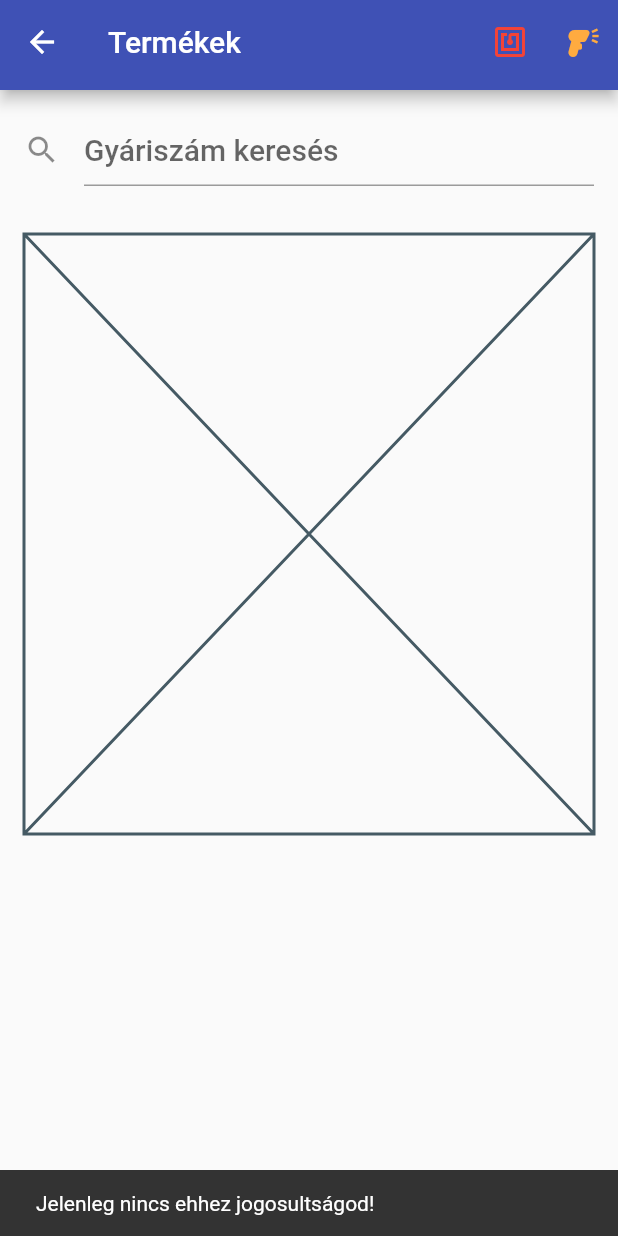
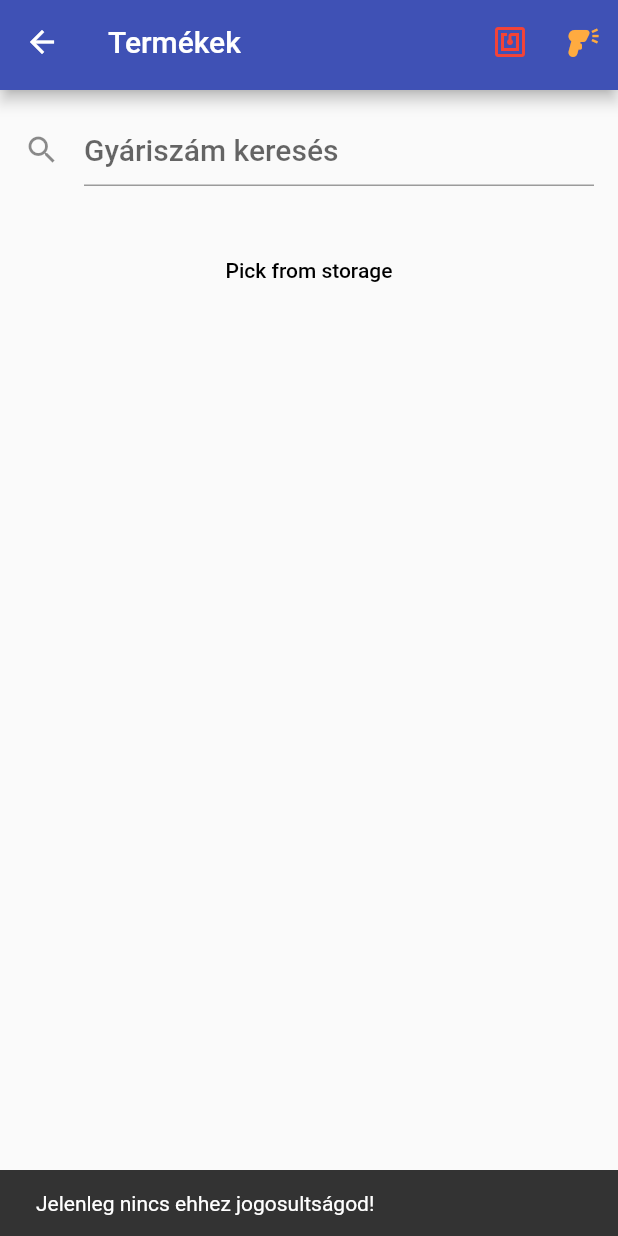
Before and after one commit to cohun/etar-q, a Flutter app: the ProductCategoryListPage screen opened by its route, on a phone screen of 412 x 824 dp. Run offline on Flutter 3.47's test engine with Material 2 defaults, Android fonts, the phone set to English and light mode, and no system bars; our stand-ins replace cloud_firestore, dropdown_button2, equatable, file_picker, firebase_auth, firebase_core and 4 more; missing offline and left inert: excel, firebase_ui_auth, firebase_ui_localizations; accounts and stored records are empty.

```diff
--- a/lib/src/features/products/products_list/product_category_list_page.dart
+++ b/lib/src/features/products/products_list/product_category_list_page.dart
@@ -1,9 +1,13 @@
+import 'dart:io';
+
 import 'package:etar_q/src/common_widgets/responsive_center.dart';
 import 'package:etar_q/src/constants/app_sizes.dart';
 import 'package:etar_q/src/constants/product_categories.dart';
 import 'package:etar_q/src/features/products/home_app_bar/home_app_bar.dart';
 import 'package:etar_q/src/features/products/products_list/products_grid.dart';
 import 'package:etar_q/src/features/products/products_list/products_search_text_field.dart';
+import 'package:excel/excel.dart';
+import 'package:file_picker/file_picker.dart';
 import 'package:flutter/material.dart';
 
 /// Shows the list of products with a search field at the top.
@@ -21,6 +25,7 @@ class _ProductCategoryListPageState extends State<ProductCategoryListPage> {
   // * This is needed because this page has a search field that the user can
   // * type into.
   final _scrollController = ScrollController();
+  var selectedExcel = Excel.createExcel();
 
   @override
   void initState() {
@@ -42,20 +47,61 @@ class _ProductCategoryListPageState extends State<ProductCategoryListPage> {
     }
   }
 
+  pickFile() async {
+    FilePickerResult? result = await FilePicker.platform.pickFiles();
+
+    if (result != null) {
+      File file = File(result.files.single.path!);
+
+      var bytes = file.readAsBytesSync();
+      var excel = Excel.decodeBytes(bytes);
+      selectedExcel = excel;
+      print(selectedExcel["Sheet1"].sheetName);
+      Sheet sheet = selectedExcel["Sheet1"];
+      var sheetName = sheet.sheetName;
+
+      getList(sheetName);
+    } else {
+      // User canceled the picker
+    }
+    print("The final List of List Length is ${selectedExcel.tables.length}");
+  }
+
+  getList(sheetName) async {
+    selectedExcel.tables.clear();
+    //
+    print(selectedExcel["Sheet1"].rows.length);
+    for (var row in selectedExcel.tables[sheetName]!.rows) {
+      print(row);
+      //tbleRows.add(row);
+    }
+
+    setState(() {});
+  }
+
   @override
   Widget build(BuildContext context) {
     return Scaffold(
       appBar: const HomeAppBar(),
       body: CustomScrollView(
         controller: _scrollController,
-        slivers: const [
-          ResponsiveSliverCenter(
+        slivers: [
+          const ResponsiveSliverCenter(
             padding: EdgeInsets.all(Sizes.p16),
             child: ProductsSearchTextField(),
           ),
           ResponsiveSliverCenter(
-            padding: EdgeInsets.all(Sizes.p16),
-            child: Placeholder(),
+            padding: const EdgeInsets.all(Sizes.p16),
+            child: Column(
+              children: [
+                TextButton(
+                    onPressed: pickFile,
+                    child: const Text(
+                      "Pick from storage",
+                      style: TextStyle(color: Colors.black),
+                    ))
+              ],
+            ),
           ),
         ],
       ),
```
Also changed, not shown: pubspec.yaml (+12 -10 lines), pubspec.lock, 1 other file.
